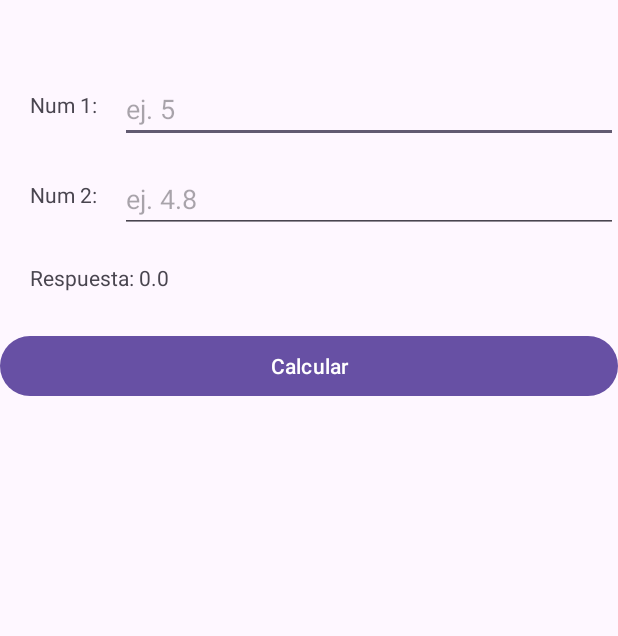
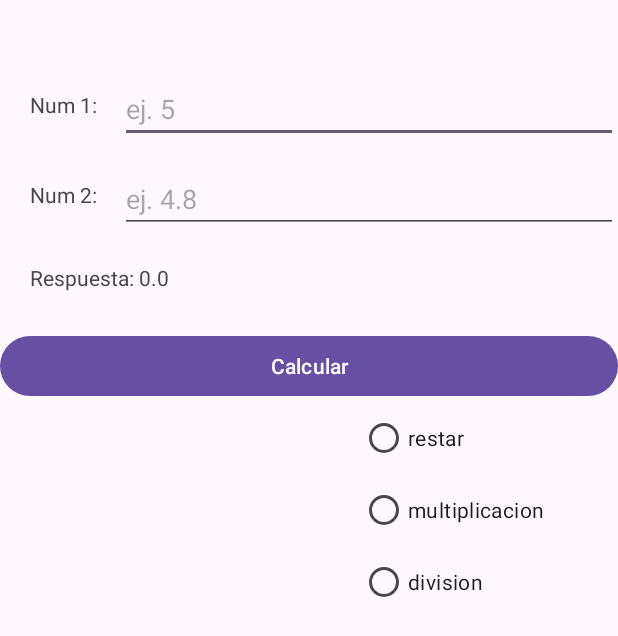
Before and after one commit to valen500/semi-prograll-2025, an Android app: the screen it shows after launch (MainActivity), after a tap on "Calcular", on a phone screen of 412 x 824 dp. Shown: the top 636 px of the screen. Run offline under Robolectric (Android 15) with nearby library versions, the phone set to English and light mode, and no system bars; 2 statements that could not run were skipped.

Commit message:
opciones suma,resta y multiplicacion agregadas

```diff
--- a/app/src/main/java/com/example/miprimeraaplicacion/MainActivity.java
+++ b/app/src/main/java/com/example/miprimeraaplicacion/MainActivity.java
@@ -3,6 +3,8 @@ package com.example.miprimeraaplicacion;
 import android.os.Bundle;
 import android.view.View;
 import android.widget.Button;
+import android.widget.RadioButton;
+import android.widget.RadioGroup;
 import android.widget.TextView;
 
 import androidx.activity.EdgeToEdge;
@@ -12,6 +14,10 @@ import androidx.appcompat.app.AppCompatActivity;
 public class MainActivity extends AppCompatActivity {
     Button btn;
     TextView tempVal;
+    RadioGroup rgo;
+
+    RadioButton opt;
+
     @Override
     protected void onCreate(Bundle savedInstanceState) {
         super.onCreate(savedInstanceState);
@@ -22,11 +28,31 @@ public class MainActivity extends AppCompatActivity {
             public void onClick(View v) {
                 tempVal = findViewById(R.id.txtNum1);
                 double num1 = Double.parseDouble(tempVal.getText().toString());
+
                 tempVal = findViewById(R.id.txtNum2);
                 double num2 = Double.parseDouble(tempVal.getText().toString());
-                double respuesta = num1 + num2;
+
+                double respuesta = 0.0;
+
+                opt = findViewById(R.id.optsuma);
+                if (opt.isChecked()) {
+                    respuesta = num1 + num2;
+                }
+                opt = findViewById(R.id.optresta);
+                if (opt.isChecked()) {
+                    respuesta = num1 - num2;
+                }
+                opt = findViewById(R.id.optmultiplicacion);
+                if (opt.isChecked()) {
+                    respuesta = num1 * num2;
+                }
+                opt = findViewById(R.id.optdivision);
+                if (opt.isChecked()) {
+                    respuesta = num1 / num2;
+                }
                 tempVal = findViewById(R.id.lblRespuesta);
-                tempVal.setText("Respuesta: "+ respuesta);
+                tempVal.setText("Respuesta: " + respuesta);
+
             }
         });
     }
--- a/app/src/main/res/layout/activity_main.xml
+++ b/app/src/main/res/layout/activity_main.xml
@@ -54,6 +54,34 @@
         android:layout_marginTop="20dp"
         android:text="Respuesta: ?" />
 
+    <RadioGroup
+        android:id="@+id/rgoOpciones"
+        android:layout_marginTop="220dp"
+        android:layout_marginLeft="240dp"
+        android:layout_width="wrap_content"
+        android:layout_height="wrap_content" >
+        <RadioButton
+            android:id="@+id/optsuma"
+            android:text="sumar"
+            android:layout_width="wrap_content"
+            android:layout_height="wrap_content" />
+    <RadioButton
+        android:id="@+id/optresta"
+android:text="restar"
+        android:layout_width="wrap_content"
+        android:layout_height="wrap_content"  />
+    <RadioButton
+        android:id="@+id/optmultiplicacion"
+        android:text="multiplicacion"
+        android:layout_width="wrap_content"
+        android:layout_height="wrap_content" />
+    <RadioButton
+        android:id="@+id/optdivision"
+        android:text="division"
+        android:layout_width="wrap_content"
+        android:layout_height="wrap_content" />
+
+    </RadioGroup>
     <!-- Botón Calcular -->
     <Button
         android:id="@+id/btnCalcular"
```
